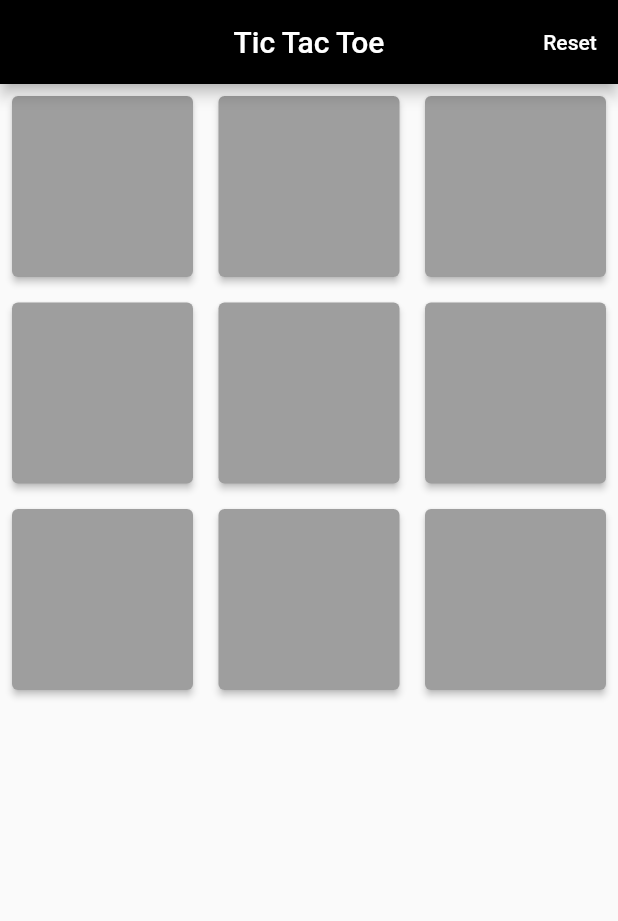
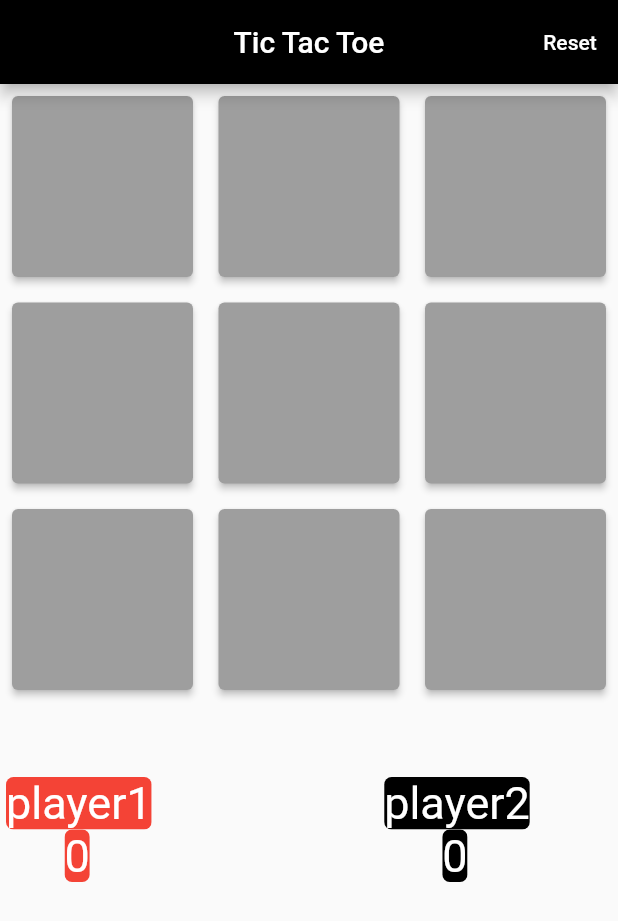
Before and after one commit to Mohammed-Salh/tic_tac_toe, a Flutter app: the screen it shows after launch, on a phone screen of 412 x 824 dp. Shown: the top 921 px of the screen. Run offline on Flutter 3.47's test engine with Material 2 defaults, Android fonts, the phone set to English and light mode, and no system bars.

Commit message:
last Commit ^_^

```diff
--- a/lib/home_screan.dart
+++ b/lib/home_screan.dart
@@ -17,6 +17,8 @@ class _HomeScreanState extends State<HomeScrean> {
   late List player1;
   late List player2;
   var activePlayer = 1;
+  var _P1Score = 0;
+  var _P2Score = 0;
 
   @override
   void initState() {
@@ -59,6 +61,7 @@ class _HomeScreanState extends State<HomeScrean> {
         backgroundColor: Colors.black,
         actions: [
           TextButton(
+            onLongPress: resetAll,
             onPressed: restGame,
             child: const Text(
               'Reset',
@@ -67,7 +70,10 @@ class _HomeScreanState extends State<HomeScrean> {
           )
         ],
       ),
-      body: GridView.builder(
+      body: Column(
+        children: [
+          GridView.builder(
+            shrinkWrap: true,
             gridDelegate: const SliverGridDelegateWithFixedCrossAxisCount(
               crossAxisCount: 3,
               childAspectRatio: 1,
@@ -99,6 +105,75 @@ class _HomeScreanState extends State<HomeScrean> {
               ),
             ),
           ),
+          const SizedBox(
+            height: 50,
+          ),
+          Row(
+            children: [
+              const SizedBox(
+                width: 4,
+              ),
+              ClipRRect(
+                borderRadius: BorderRadius.circular(5.0),
+                child: const Text(
+                  'player1',
+                  style: TextStyle(
+                    backgroundColor: Colors.red,
+                    color: Colors.white,
+                    fontSize: 30.0,
+                  ),
+                ),
+              ),
+              const SizedBox(
+                width: 155,
+              ),
+              ClipRRect(
+                borderRadius: BorderRadius.circular(5.0),
+                child: const Text(
+                  'player2',
+                  style: TextStyle(
+                    backgroundColor: Colors.black,
+                    color: Colors.white,
+                    fontSize: 30.0,
+                  ),
+                ),
+              ),
+            ],
+          ),
+          Row(
+            children: [
+              const SizedBox(
+                width: 43,
+              ),
+              ClipRRect(
+                borderRadius: BorderRadius.circular(5.0),
+                child: Text(
+                  '$_P1Score',
+                  style: const TextStyle(
+                    backgroundColor: Colors.red,
+                    color: Colors.white,
+                    fontSize: 30.0,
+                  ),
+                ),
+              ),
+              const SizedBox(
+                width: 235,
+              ),
+              ClipRRect(
+                borderRadius: BorderRadius.circular(5.0),
+                child: Text(
+                  '$_P2Score',
+                  style: const TextStyle(
+                    backgroundColor: Colors.black,
+                    color: Colors.white,
+                    fontSize: 30.0,
+                  ),
+                ),
+              ),
+            ],
+          ),
+        ],
+      ),
     );
   }
 
@@ -116,95 +191,119 @@ class _HomeScreanState extends State<HomeScrean> {
         player2.add(GB.id);
       }
       GB.enabled = false;
-      checkWinner();
+      if (checkWinner()) restGame();
     });
   }
 
-  void checkWinner() {
-    var winner = -1; // no winners yet
+  bool checkWinner() {
+    // no winners yet
     if (player1.contains(1) && player1.contains(2) && player1.contains(3)) {
-      winner = 1;
+      _P1Score += 1;
+      return true;
     }
     if (player2.contains(1) && player2.contains(2) && player2.contains(3)) {
-      winner = 2;
+      _P2Score += 1;
+      return true;
     }
 
     // row 2
     if (player1.contains(4) && player1.contains(5) && player1.contains(6)) {
-      winner = 1;
+      _P1Score += 1;
+      return true;
     }
     if (player2.contains(4) && player2.contains(5) && player2.contains(6)) {
-      winner = 2;
+      _P2Score += 1;
+      return true;
     }
 
     // row 3
     if (player1.contains(7) && player1.contains(8) && player1.contains(9)) {
-      winner = 1;
+      _P1Score += 1;
+      return true;
     }
     if (player2.contains(7) && player2.contains(8) && player2.contains(9)) {
-      winner = 2;
+      _P2Score += 1;
+      return true;
     }
 
     // col 1
     if (player1.contains(1) && player1.contains(4) && player1.contains(7)) {
-      winner = 1;
+      _P1Score += 1;
+      return true;
     }
     if (player2.contains(1) && player2.contains(4) && player2.contains(7)) {
-      winner = 2;
+      _P2Score += 1;
+      return true;
     }
 
     // col 2
     if (player1.contains(2) && player1.contains(5) && player1.contains(8)) {
-      winner = 1;
+      _P1Score += 1;
+      return true;
     }
     if (player2.contains(2) && player2.contains(5) && player2.contains(8)) {
-      winner = 2;
+      _P2Score += 1;
+      return true;
     }
 
     // col 3
     if (player1.contains(3) && player1.contains(6) && player1.contains(9)) {
-      winner = 1;
+      _P1Score += 1;
+      return true;
     }
     if (player2.contains(3) && player2.contains(6) && player2.contains(9)) {
-      winner = 2;
+      _P2Score += 1;
+      return true;
     }
 
     //diagonal
     if (player1.contains(1) && player1.contains(5) && player1.contains(9)) {
-      winner = 1;
+      _P1Score += 1;
+      return true;
     }
     if (player2.contains(1) && player2.contains(5) && player2.contains(9)) {
-      winner = 2;
+      _P2Score += 1;
+      return true;
     }
 
     if (player1.contains(3) && player1.contains(5) && player1.contains(7)) {
-      winner = 1;
+      _P1Score += 1;
+      return true;
     }
     if (player2.contains(3) && player2.contains(5) && player2.contains(7)) {
-      winner = 2;
+      _P2Score += 1;
+      return true;
+    }
+    return false;
+    //   if (winner == 1) {
+    //     showDialog(
+    //       context: context,
+    //       builder: (_) => WinnerDialog(
+    //         Title: 'player_1',
+    //         actionText: 'press the reset button to start again',
+    //         callback: restGame(),
+    //       ),
+    //     );
+    //   } else {
+    //     showDialog(
+    //       context: context,
+    //       builder: (_) => WinnerDialog(
+    //         Title: 'player_1',
+    //         actionText: 'press the reset button to start again',
+    //         callback: restGame(),
+    //       ),
+    //     );
+    //   }
+    // }
   }
 
-    if (winner != -1) {
-      if (winner == 1) {
-        showDialog(
-          context: context,
-          builder: (_) => WinnerDialog(
-            Title: 'player_1',
-            actionText: 'press the reset button to start again',
-            callback: restGame(),
-          ),
-        );
-      } else {
-        showDialog(
-          context: context,
-          builder: (_) => WinnerDialog(
-            Title: 'player_1',
-            actionText: 'press the reset button to start again',
-            callback: restGame(),
-          ),
-        );
-      }
-    }
+  resetAll() {
+    if (Navigator.canPop(context)) Navigator.pop(context);
+    setState(() {
+      buttensList = doInit();
+      _P1Score = 0;
+      _P2Score = 0;
+    });
   }
 
   // add your code here.
```
Lines whose indentation alone changed are shown as unchanged.
